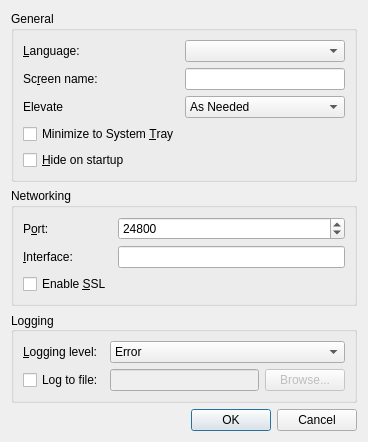
The window that src/gui/src/SettingsDialogBase.ui (deskflow/deskflow) describes before a commit, drawn with Qt 5.
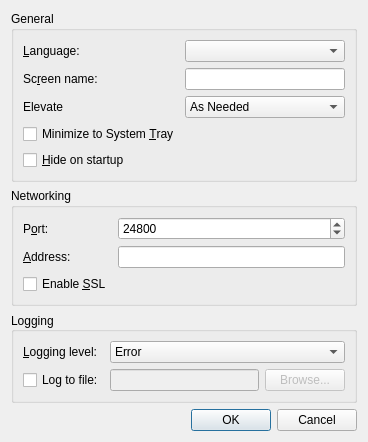
The same window after the commit.

Commit message: rename field Interface to Address in GUI settings dialog

Patch:
```diff
--- a/src/gui/src/SettingsDialogBase.ui
+++ b/src/gui/src/SettingsDialogBase.ui
@@ -167,7 +167,7 @@
       <item row="1" column="0">
        <widget class="QLabel" name="m_pLabel_21">
         <property name="text">
-         <string>&amp;Interface:</string>
+         <string>&amp;Address:</string>
         </property>
         <property name="buddy">
          <cstring>m_pLineEditInterface</cstring>
```
